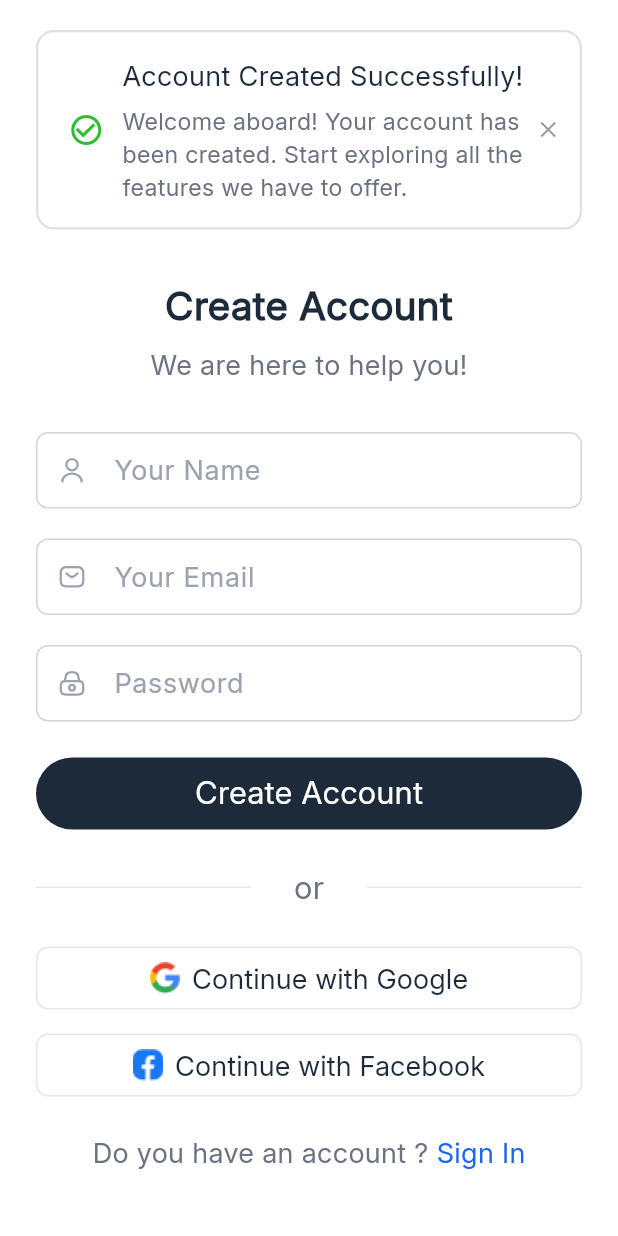
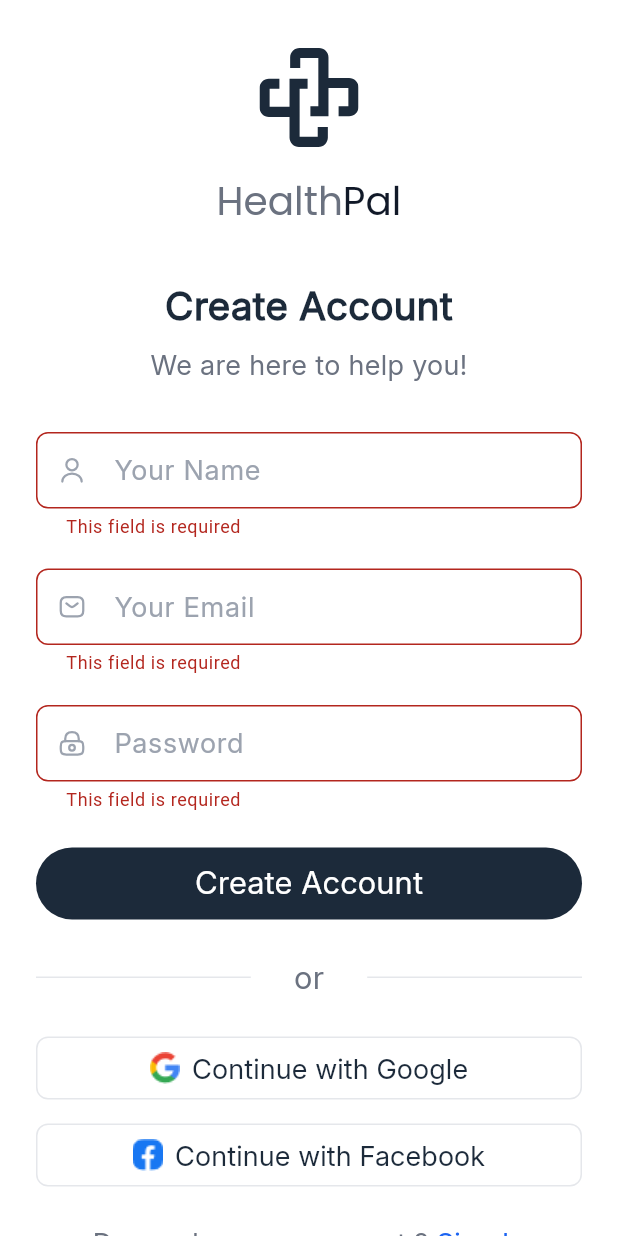
Before and after one commit to Kolass2004/HealthPal, a Flutter app: the SignUpView screen opened by its route, after a tap on "Create Account", on a phone screen of 412 x 824 dp. Run offline on Flutter 3.47's test engine with Material 3 defaults, Android fonts, the phone set to English and light mode, and no system bars; our stand-ins replace device_preview, firebase_auth, firebase_core, flutter_bloc, flutter_svg, go_router and 3 more; accounts and stored records are empty.

Commit message:
completed sign up logic

```diff
--- a/lib/cubits/cubit/sign_up_state.dart
+++ b/lib/cubits/cubit/sign_up_state.dart
@@ -10,7 +10,8 @@ final class SignUpLoading extends SignUpState {}
 final class SignUpSuccess extends SignUpState {}
 
 final class SignUpFailure extends SignUpState {
-  final String errMessage;
+  final String titleMessage;
+  final String descriptionMessage;
 
-  SignUpFailure({required this.errMessage});
+  SignUpFailure({required this.titleMessage, required this.descriptionMessage});
 }
--- a/lib/views/sign_up_view.dart
+++ b/lib/views/sign_up_view.dart
@@ -1,4 +1,6 @@
 import 'package:flutter/material.dart';
+import 'package:flutter_bloc/flutter_bloc.dart';
+import 'package:health_pal/cubits/cubit/sign_up_cubit.dart';
 import 'package:health_pal/utils/app_colors.dart';
 import 'package:health_pal/widgets/sign_up_body.dart';
 
@@ -7,10 +9,13 @@ class SignUpView extends StatelessWidget {
 
   @override
   Widget build(BuildContext context) {
-    return const SafeArea(
-      child: Scaffold(
-        backgroundColor: AppColors.secondaryColor,
-        body: SignUpBody(),
+    return SafeArea(
+      child: BlocProvider(
+        create: (context) => SignUpCubit(),
+        child: const Scaffold(
+          backgroundColor: AppColors.secondaryColor,
+          body: SignUpBody(),
+        ),
       ),
     );
   }
--- a/lib/widgets/custom_text_field.dart
+++ b/lib/widgets/custom_text_field.dart
@@ -5,13 +5,19 @@ import 'package:health_pal/utils/app_colors.dart';
 import 'package:health_pal/utils/app_styles.dart';
 
 class CustomTextField extends StatelessWidget {
-  const CustomTextField({super.key, required this.textFieldModel});
+  const CustomTextField({
+    super.key,
+    required this.textFieldModel,
+    required this.controller,
+  });
 
   final TextFieldModel textFieldModel;
+  final TextEditingController controller;
 
   @override
   Widget build(BuildContext context) {
     return TextFormField(
+      controller: controller,
       style: Appstyles.styleRegular14.copyWith(
         color: AppColors.primaryColor,
       ),
--- a/lib/widgets/sign_in_text_fields.dart
+++ b/lib/widgets/sign_in_text_fields.dart
@@ -15,6 +15,7 @@ class SignInTextFields extends StatelessWidget {
       child: Column(
         children: [
           CustomTextField(
+            controller: TextEditingController(),
             textFieldModel: TextFieldModel(
               hint: "Your Email",
               icon: Assets.assetsEmailIcon,
@@ -24,6 +25,7 @@ class SignInTextFields extends StatelessWidget {
             height: 20,
           ),
           CustomTextField(
+            controller: TextEditingController(),
             textFieldModel: TextFieldModel(
               hint: "Password",
               icon: Assets.assetsLockIcon,
--- a/lib/widgets/sign_up_body.dart
+++ b/lib/widgets/sign_up_body.dart
@@ -1,23 +1,49 @@
 import 'package:flutter/material.dart';
+import 'package:flutter_bloc/flutter_bloc.dart';
 import 'package:flutter_svg/flutter_svg.dart';
 import 'package:go_router/go_router.dart';
+import 'package:health_pal/cubits/cubit/sign_up_cubit.dart';
 import 'package:health_pal/utils/app_colors.dart';
 import 'package:health_pal/utils/app_styles.dart';
 import 'package:health_pal/utils/assets.dart';
 import 'package:health_pal/utils/show_toast.dart';
 import 'package:health_pal/widgets/custom_button.dart';
+import 'package:health_pal/widgets/loading_button.dart';
 import 'package:health_pal/widgets/logo_text.dart';
 import 'package:health_pal/widgets/or_line_widget.dart';
 import 'package:health_pal/widgets/social_media_button.dart';
 import 'package:health_pal/widgets/switch_between_sign_in_up.dart';
 import 'package:health_pal/widgets/text_field_form.dart';
+import 'package:toastification/toastification.dart';
 
-class SignUpBody extends StatelessWidget {
+class SignUpBody extends StatefulWidget {
   const SignUpBody({super.key});
+
+  @override
+  State<SignUpBody> createState() => _SignUpBodyState();
+}
+
+class _SignUpBodyState extends State<SignUpBody> {
+  GlobalKey<FormState> formKey = GlobalKey();
+  AutovalidateMode autovalidateMode = AutovalidateMode.disabled;
+  TextEditingController nameController = TextEditingController();
+  TextEditingController emailController = TextEditingController();
+  TextEditingController passwordController = TextEditingController();
+
+  @override
+  void dispose() {
+    super.dispose();
+    nameController.dispose();
+    emailController.dispose();
+    passwordController.dispose();
+  }
 
   @override
   Widget build(BuildContext context) {
     return SingleChildScrollView(
+      child: Form(
+        key: formKey,
+        autovalidateMode: autovalidateMode,
         child: Column(
           crossAxisAlignment: CrossAxisAlignment.stretch,
           children: [
@@ -57,22 +83,58 @@ class SignUpBody extends StatelessWidget {
             const SizedBox(
               height: 32,
             ),
-          const TextFieldsForm(),
+            TextFieldsForm(
+              emailController: emailController,
+              nameController: nameController,
+              passwordController: passwordController,
+            ),
             const SizedBox(
               height: 24,
             ),
-          Padding(
+            BlocConsumer<SignUpCubit, SignUpState>(
+              listener: (context, state) {
+                if (state is SignUpSuccess) {
+                  showToast(
+                      "Account Created Successfully!",
+                      "Welcome! Your account is ready. Start exploring now.",
+                      ToastificationType.success,
+                      context);
+                  GoRouter.of(context).pop();
+                }
+                if (state is SignUpFailure) {
+                  showToast(
+                    state.titleMessage,
+                    state.descriptionMessage,
+                    ToastificationType.error,
+                    context,
+                  );
+                }
+              },
+              builder: (context, state) {
+                SignUpCubit signUpCubit = BlocProvider.of<SignUpCubit>(context);
+                if (state is SignUpLoading) {
+                  return const Padding(
+                    padding: EdgeInsets.symmetric(horizontal: 24),
+                    child: SizedBox(
+                      height: 48,
+                      child: LoadingButton(),
+                    ),
+                  );
+                } else {
+                  return Padding(
                     padding: const EdgeInsets.symmetric(horizontal: 24),
                     child: SizedBox(
                       height: 48,
                       child: CustomButton(
                         title: "Create Account",
                         onPressed: () {
-                  showToast(context, "Account Created Successfully!",
-                      "Welcome aboard! Your account has been created. Start exploring all the features we have to offer.");
+                          signUpMethode(signUpCubit);
                         },
                       ),
                     ),
+                  );
+                }
+              },
             ),
             const SizedBox(
               height: 24,
@@ -117,6 +179,26 @@ class SignUpBody extends StatelessWidget {
             ),
           ],
         ),
+      ),
     );
   }
+
+  void signUpMethode(SignUpCubit signUpCubit) {
+    if (formKey.currentState!.validate()) {
+      formKey.currentState!.save();
+      signUpCubit.signUpUser(
+        email: emailController.text,
+        password: passwordController.text,
+      );
+
+      autovalidateMode = AutovalidateMode.disabled;
+      emailController.clear();
+      nameController.clear();
+      passwordController.clear();
+      setState(() {});
+    } else {
+      autovalidateMode = AutovalidateMode.always;
+      setState(() {});
     }
+  }
+}
--- a/lib/widgets/text_field_form.dart
+++ b/lib/widgets/text_field_form.dart
@@ -6,7 +6,14 @@ import 'package:health_pal/widgets/custom_text_field.dart';
 class TextFieldsForm extends StatelessWidget {
   const TextFieldsForm({
     super.key,
+    required this.nameController,
+    required this.emailController,
+    required this.passwordController,
   });
+
+  final TextEditingController nameController,
+      emailController,
+      passwordController;
 
   @override
   Widget build(BuildContext context) {
@@ -15,27 +22,51 @@ class TextFieldsForm extends StatelessWidget {
       child: Column(
         children: [
           CustomTextField(
+            controller: nameController,
             textFieldModel: TextFieldModel(
               hint: "Your Name",
               icon: Assets.assetsUserIcon,
+              validator: (value) {
+                if (value!.isEmpty) {
+                  return "This field is required";
+                } else {
+                  return null;
+                }
+              },
             ),
           ),
           const SizedBox(
             height: 20,
           ),
           CustomTextField(
+            controller: emailController,
             textFieldModel: TextFieldModel(
               hint: "Your Email",
               icon: Assets.assetsEmailIcon,
+              validator: (value) {
+                if (value!.isEmpty) {
+                  return "This field is required";
+                } else {
+                  return null;
+                }
+              },
             ),
           ),
           const SizedBox(
             height: 20,
           ),
           CustomTextField(
+            controller: passwordController,
             textFieldModel: TextFieldModel(
               hint: "Password",
               icon: Assets.assetsLockIcon,
+              validator: (value) {
+                if (value!.isEmpty) {
+                  return "This field is required";
+                } else {
+                  return null;
+                }
+              },
             ),
           ),
         ],
--- a/pubspec.yaml
+++ b/pubspec.yaml
@@ -37,6 +37,7 @@ dependencies:
   flutter_bloc: ^8.1.6
   flutter_svg: ^2.0.10+1
   go_router: ^14.2.8
+  loading_animation_widget: ^1.2.1
   smooth_page_indicator: ^1.2.0+3
   toastification: ^2.3.0
 
```
Also changed, not shown: lib/cubits/cubit/sign_up_cubit.dart (+23 -4 lines), lib/utils/show_toast.dart (+6 -4 lines), lib/widgets/loading_button.dart (added, +24 -0 lines), pubspec.lock, 1 other file. Lines whose indentation alone changed are shown as unchanged.
